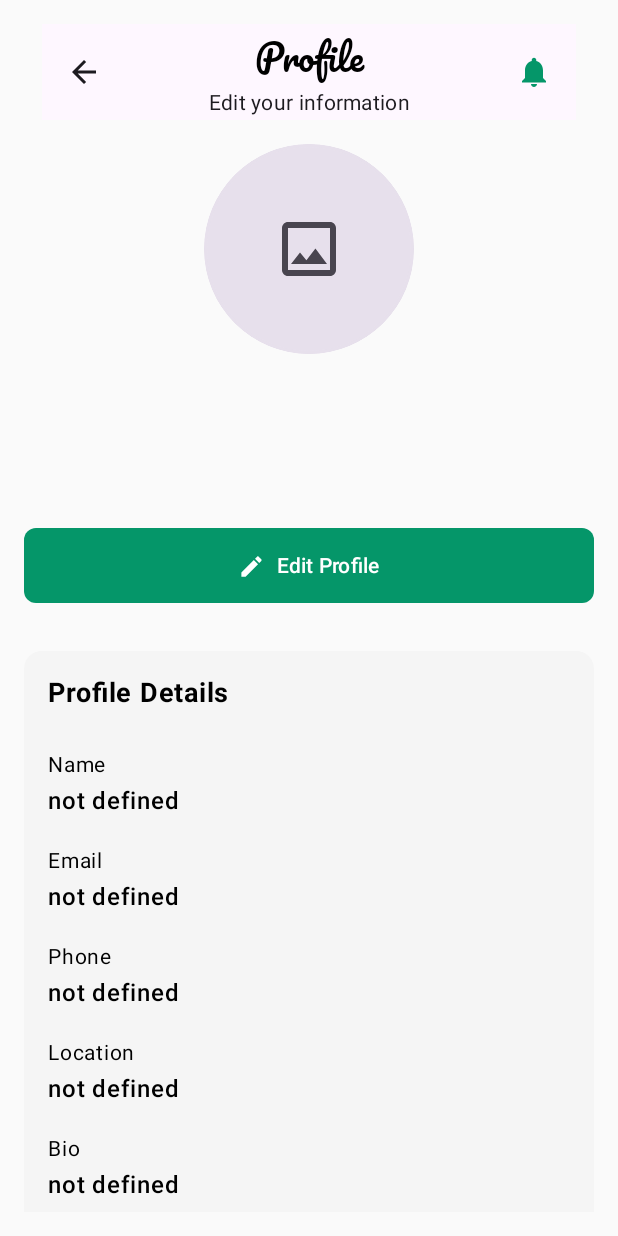
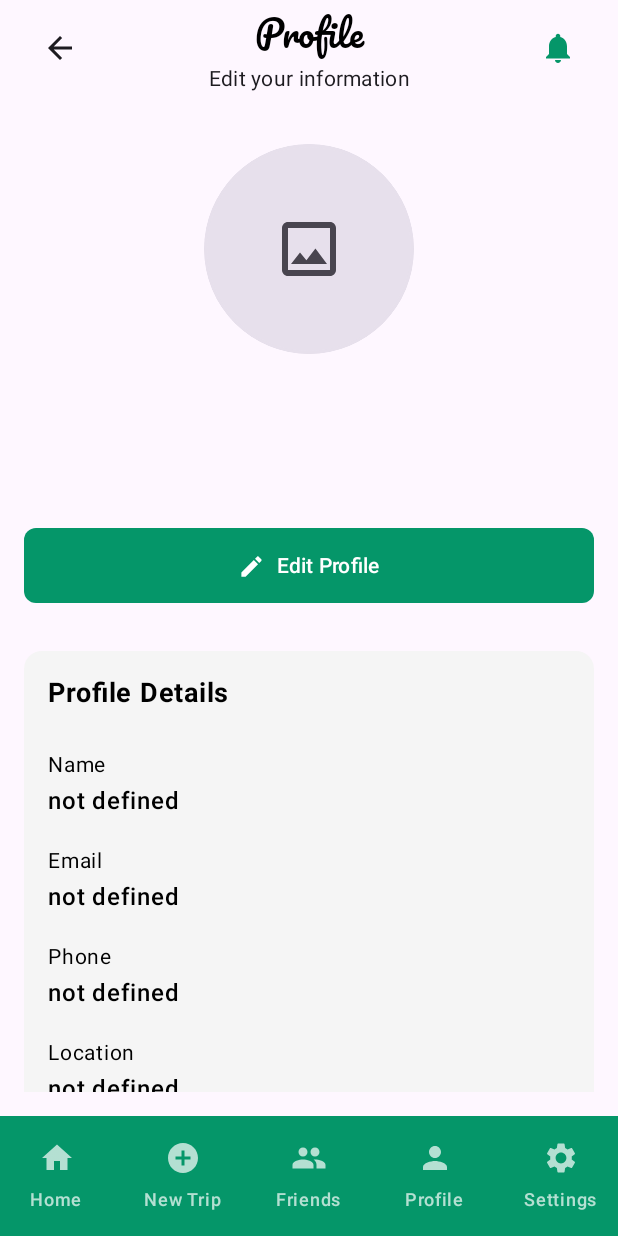
Before and after one commit to MarcoMagnani03/Mobile-Project-Marco-Magnani-e-Manuel-Baldoni, an Android app built with Jetpack Compose: the ProfileScreen screen opened through its navigation route, on a phone screen of 412 x 824 dp. Run offline under Robolectric (Android 15) with nearby library versions, the phone set to English and light mode, and no system bars; our stand-ins replace Room's generated code.

Commit message:
Added bottom bar at the screens

```diff
--- a/app/src/main/java/com/example/travelbuddy/ui/composables/CardWithRow.kt
+++ b/app/src/main/java/com/example/travelbuddy/ui/composables/CardWithRow.kt
@@ -26,8 +26,8 @@ fun CardWithRow(title: String, onClick: () -> Unit) {
             .fillMaxWidth()
             .clickable(onClick = onClick),
         colors = CardDefaults.cardColors(
-            containerColor = MaterialTheme.colorScheme.surface,
-            contentColor = MaterialTheme.colorScheme.onSurface
+            containerColor = MaterialTheme.colorScheme.primaryContainer,
+            contentColor = MaterialTheme.colorScheme.onPrimaryContainer
         ),
         shape = MaterialTheme.shapes.medium,
         elevation = CardDefaults.cardElevation(defaultElevation = 2.dp)
--- a/app/src/main/java/com/example/travelbuddy/ui/screens/profile/ProfileScreen.kt
+++ b/app/src/main/java/com/example/travelbuddy/ui/screens/profile/ProfileScreen.kt
@@ -17,6 +17,7 @@ import androidx.compose.ui.unit.sp
 import androidx.navigation.NavController
 import com.example.travelbuddy.ui.composables.ButtonStyle
 import com.example.travelbuddy.ui.composables.ProfileImageSection
+import com.example.travelbuddy.ui.composables.TravelBuddyBottomBar
 import com.example.travelbuddy.ui.composables.TravelBuddyButton
 import com.example.travelbuddy.ui.composables.TravelBuddyTopBar
 import com.example.travelbuddy.utils.ImageUtils.toImageBitmapOrNull
@@ -32,20 +33,31 @@ fun ProfileScreen(
     LaunchedEffect(Unit) {
         actions.loadUserData()
     }
+
+    Scaffold(
+        topBar = {
+            TravelBuddyTopBar(
+                navController,
+                title = "Profile",
+                subtitle = "Edit your information",
+                canNavigateBack = true
+            )
+        },
+        bottomBar = { TravelBuddyBottomBar(navController) }
+    ) { innerPadding ->
         Column(
             modifier = Modifier
                 .fillMaxSize()
+                .padding(innerPadding)
                 .padding(16.dp)
                 .verticalScroll(scrollState),
             horizontalAlignment = Alignment.CenterHorizontally
         ) {
 
-        TravelBuddyTopBar(navController,"Profile", "Edit your information", canNavigateBack = true)
             ProfileImageSection(
                 profileImageBitmap = state.profileBitmap.toImageBitmapOrNull(),
                 isClickable = false
             )
-
 
             Spacer(modifier = Modifier.height(16.dp))
 
@@ -67,7 +79,7 @@ fun ProfileScreen(
 
             TravelBuddyButton(
                 label = "Edit Profile",
-            onClick = { actions.editProfile(navController)},
+                onClick = { actions.editProfile(navController) },
                 leadingIcon = {
                     Icon(
                         imageVector = Icons.Filled.Edit,
@@ -119,6 +131,8 @@ fun ProfileScreen(
             )
         }
     }
+}
+
 
 @Composable
 fun ProfileDetailItem(label: String, value: String?) {
--- a/app/src/main/java/com/example/travelbuddy/ui/screens/setting/SettingScreen.kt
+++ b/app/src/main/java/com/example/travelbuddy/ui/screens/setting/SettingScreen.kt
@@ -15,6 +15,7 @@ import androidx.compose.ui.unit.dp
 import androidx.lifecycle.viewmodel.compose.viewModel
 import androidx.navigation.NavController
 import com.example.travelbuddy.ui.composables.CardWithRow
+import com.example.travelbuddy.ui.composables.TravelBuddyBottomBar
 import com.example.travelbuddy.ui.composables.TravelBuddyTopBar
 import com.example.travelbuddy.ui.screens.setting.SettingViewModel
 
@@ -36,7 +37,8 @@ fun SettingScreen(
                 null,
                 canNavigateBack = true
             )
-        }
+        },
+        bottomBar = { TravelBuddyBottomBar(navController) }
     ) { paddingValues ->
         Column(
             modifier = Modifier
@@ -48,7 +50,7 @@ fun SettingScreen(
                 // handle navigation
             }
 
-            Spacer(modifier = Modifier.height(8.dp))
+            Spacer(modifier = Modifier.height(15.dp))
 
             CardWithRow("Set Access PIN") {
                 // handle navigation
--- a/app/src/main/java/com/example/travelbuddy/ui/screens/setting/SettingViewModel.kt
+++ b/app/src/main/java/com/example/travelbuddy/ui/screens/setting/SettingViewModel.kt
@@ -18,8 +18,6 @@ data class SettingState(
 interface SettingActions {
     fun onThemeSelected(option: ThemeOption)
 }
-
-
 
 class SettingViewModel(
     private val settingPreferenceRepository: SettingPreferenceRepository
```
Also changed, not shown: app/src/main/java/com/example/travelbuddy/ui/screens/profile/EditProfileScreen.kt (+20 -18 lines). Lines whose indentation alone changed are shown as unchanged.
